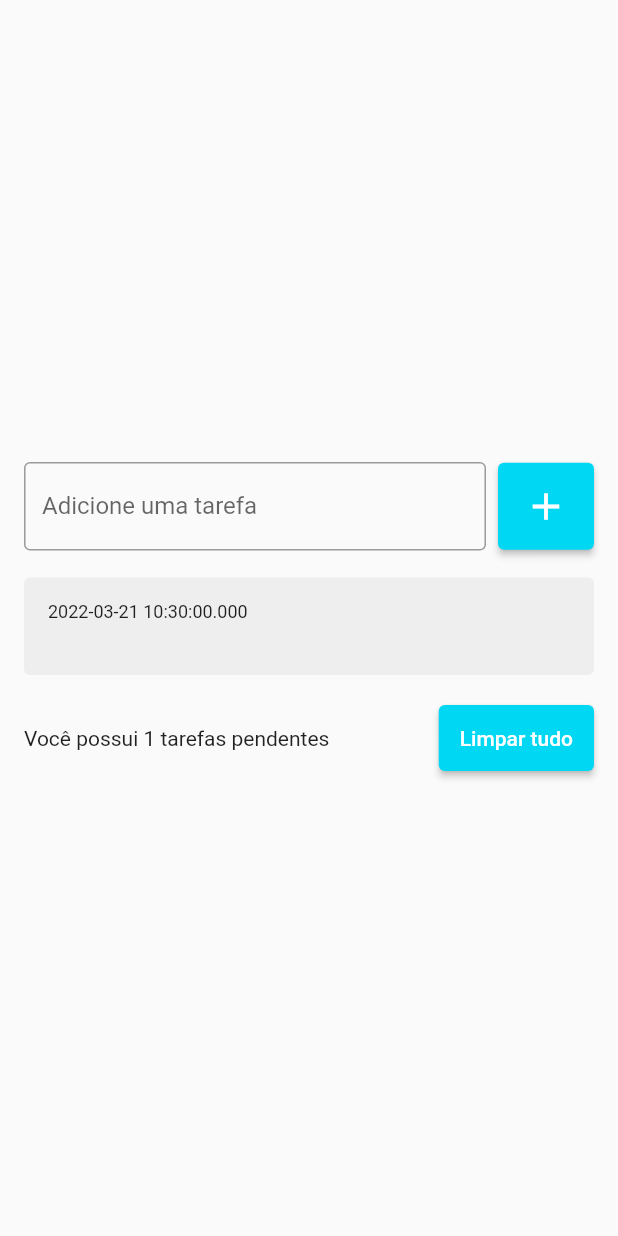
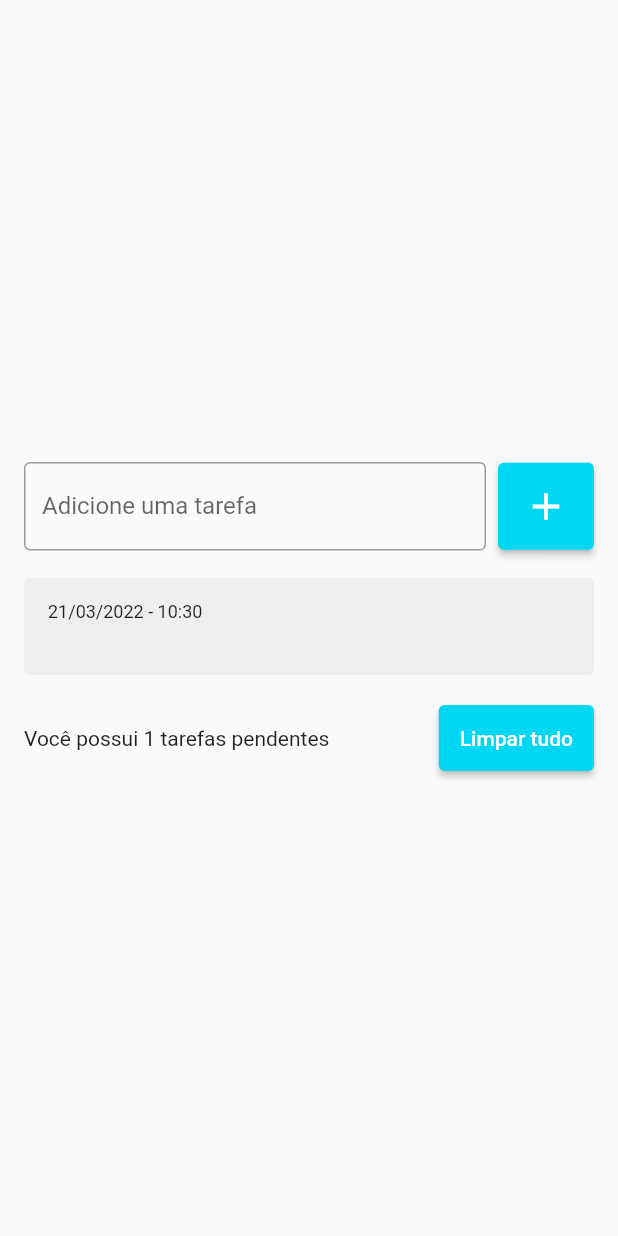
Before and after one commit to wilker123/TodoList_flutter, a Flutter app: the screen it shows after launch, after a tap on the "add" icon, on a phone screen of 412 x 824 dp. Run offline on Flutter 3.47's test engine with Material 2 defaults, Android fonts, the phone set to English and light mode, and no system bars.

```diff
--- a/todo_list/lib/widgets/todo_list_item.dart
+++ b/todo_list/lib/widgets/todo_list_item.dart
@@ -1,4 +1,5 @@
 import 'package:flutter/material.dart';
+import 'package:intl/intl.dart';
 
 import '../models/todo.dart';
 
@@ -23,7 +24,7 @@ class TodoListItem extends StatelessWidget {
         crossAxisAlignment: CrossAxisAlignment.start,
         children: [
           Text(
-            todo.dateTime.toString(),
+            DateFormat('dd/MM/yyyy - HH:mm').format(todo.dateTime),
             style: const TextStyle(
               fontSize: 12,
             ),
--- a/todo_list/pubspec.yaml
+++ b/todo_list/pubspec.yaml
@@ -34,6 +34,7 @@ dependencies:
   # The following adds the Cupertino Icons font to your application.
   # Use with the CupertinoIcons class for iOS style icons.
   cupertino_icons: ^1.0.2
+  intl:
 
 dev_dependencies:
   flutter_test:
```
Also changed, not shown: todo_list/pubspec.lock.
